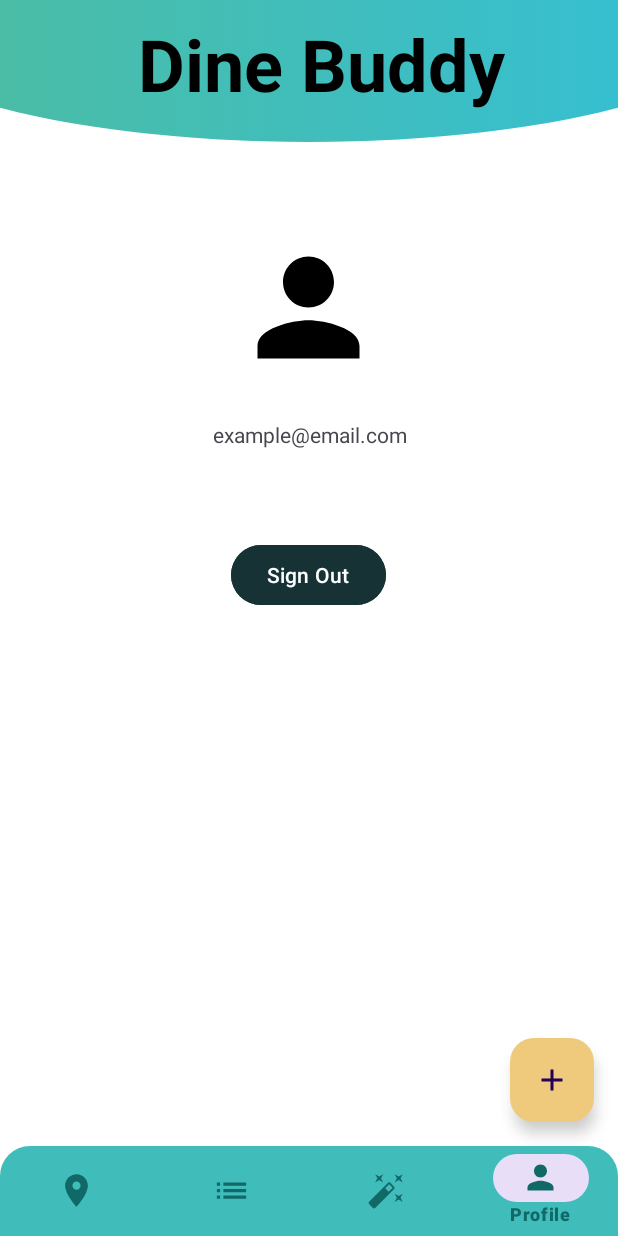
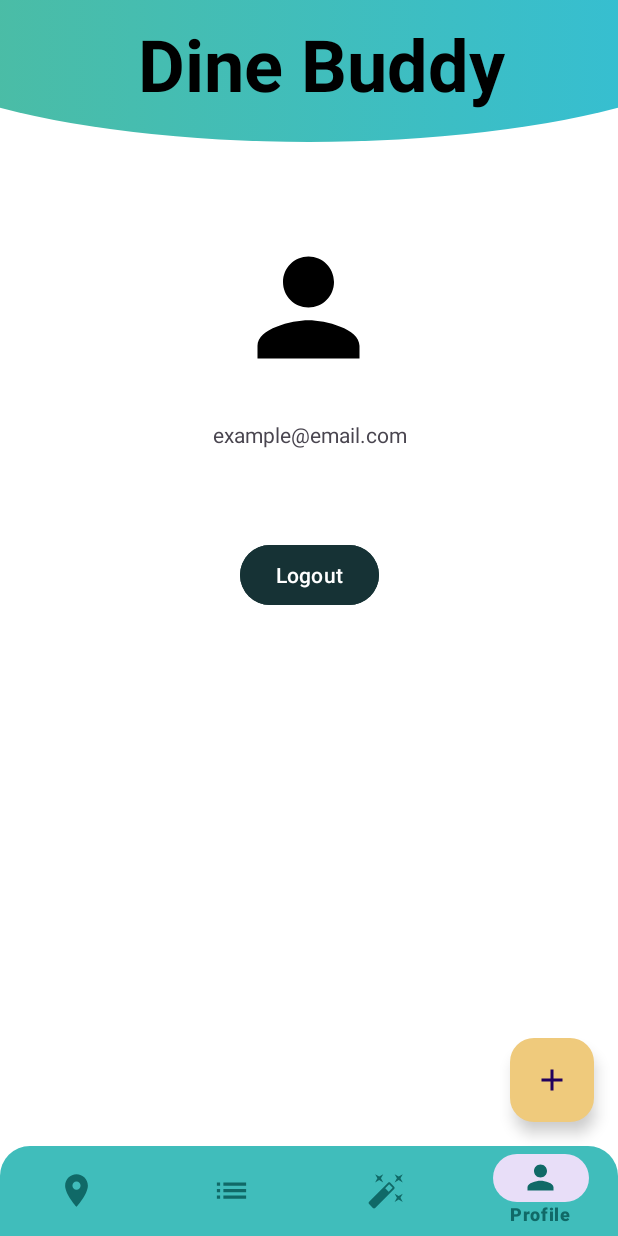
Before and after one commit to kaitlynnchan/food-map, an Android app built with Jetpack Compose: the MainActivity screen opened directly, with no data from a screen before it, item 4 of the bottom bar chosen, on a phone screen of 412 x 824 dp. Run offline under Robolectric (Android 15) with nearby library versions, the phone set to English and light mode, and no system bars; libraries missing offline, so code that uses them is left out: com.auth0.android; 1 statement that could not run was skipped.

Commit message:
Logout working
- on success logs user out and starts login
  activity

```diff
--- a/app/src/main/java/com/foodmap/ui/MainActivity.java
+++ b/app/src/main/java/com/foodmap/ui/MainActivity.java
@@ -1,28 +1,19 @@
 package com.foodmap.ui;
 
-import android.content.Intent;
 import android.os.Bundle;
-import android.widget.Button;
 
-import androidx.annotation.NonNull;
 import androidx.appcompat.app.AppCompatActivity;
 
-import com.auth0.android.Auth0;
-import com.auth0.android.authentication.AuthenticationException;
-import com.auth0.android.callback.Callback;
-import com.auth0.android.provider.WebAuthProvider;
 import com.foodmap.databinding.ActivityMainBinding;
 
 import com.foodmap.R;
 import com.foodmap.ui.main.ListFragment;
 import com.foodmap.ui.main.MapsFragment;
 import com.foodmap.ui.main.ProfileFragment;
-import com.google.android.material.bottomnavigation.BottomNavigationView;
 
 public class MainActivity extends AppCompatActivity {
 
     private ActivityMainBinding binding;
-    private Auth0 account;
 
     @Override
     protected void onCreate(Bundle savedInstanceState) {
@@ -31,12 +22,12 @@ public class MainActivity extends AppCompatActivity {
         binding = ActivityMainBinding.inflate(getLayoutInflater());
         setContentView(binding.getRoot());
 
+        // connect bottom navigation
         MapsFragment mapsFragment = new MapsFragment();
         ListFragment listFragment = new ListFragment();
         ProfileFragment profileFragment = new ProfileFragment();
 
-        BottomNavigationView navView = findViewById(R.id.bottomNavigationView);
-        navView.setOnItemSelectedListener(menuItem -> {
+        binding.bottomNavigationView.setOnItemSelectedListener(menuItem -> {
             switch (menuItem.getItemId()){
                 case (R.id.location):
                     getSupportFragmentManager()
@@ -59,27 +50,6 @@ public class MainActivity extends AppCompatActivity {
             }
             return false;
         });
-
-//        account = new Auth0(this);
-//        Button logoutBtn = findViewById(R.id.signoutBtn);
-//        logoutBtn.setOnClickListener(v -> {
-//            WebAuthProvider
-//                    .logout(account)
-//                    .withScheme(getString(R.string.com_auth0_scheme))
-//                    .start(this, new Callback<Void, AuthenticationException>() {
-//
-//                        @Override
-//                        public void onSuccess(Void result) {
-//                            // close main activity
-//                            MainActivity.this.finish();
-//                        }
-//
-//                        @Override
-//                        public void onFailure(@NonNull AuthenticationException e) {
-//                            System.out.println("Exception error: " + e.getMessage());
-//                        }
-//                    });
-//        });
     }
 
 }
--- a/app/src/main/java/com/foodmap/ui/main/ProfileFragment.java
+++ b/app/src/main/java/com/foodmap/ui/main/ProfileFragment.java
@@ -1,14 +1,22 @@
 package com.foodmap.ui.main;
 
+import android.content.Intent;
 import android.os.Bundle;
 
+import androidx.annotation.NonNull;
 import androidx.fragment.app.Fragment;
 
 import android.view.LayoutInflater;
 import android.view.View;
 import android.view.ViewGroup;
+import android.widget.Button;
 
+import com.auth0.android.Auth0;
+import com.auth0.android.authentication.AuthenticationException;
+import com.auth0.android.callback.Callback;
+import com.auth0.android.provider.WebAuthProvider;
 import com.foodmap.R;
+import com.foodmap.ui.LoginActivity;
 
 /**
  * A simple {@link Fragment} subclass.
@@ -17,15 +25,14 @@ import com.foodmap.R;
  */
 public class ProfileFragment extends Fragment {
 
+    private Auth0 account;
+
     public ProfileFragment() {
         // Required empty public constructor
     }
 
-    public static ProfileFragment newInstance(String param1, String param2) {
-        ProfileFragment fragment = new ProfileFragment();
-        Bundle args = new Bundle();
-        fragment.setArguments(args);
-        return fragment;
+    public static ProfileFragment newInstance() {
+        return new ProfileFragment();
     }
 
     @Override
@@ -39,6 +46,35 @@ public class ProfileFragment extends Fragment {
     public View onCreateView(LayoutInflater inflater, ViewGroup container,
                              Bundle savedInstanceState) {
         // Inflate the layout for this fragment
-        return inflater.inflate(R.layout.fragment_profile, container, false);
+        View view = inflater.inflate(R.layout.fragment_profile, container, false);
+
+        account = new Auth0(
+                getString(R.string.com_auth0_client_id),
+                getString(R.string.com_auth0_domain)
+        );
+        Button logoutBtn = view.findViewById(R.id.logoutBtn);
+        logoutBtn.setOnClickListener(v -> logout());
+        return view;
+    }
+
+    private void logout(){
+        WebAuthProvider
+            .logout(account)
+            .withScheme(getString(R.string.com_auth0_scheme))
+            .start(getView().getContext(), new Callback<Void, AuthenticationException>() {
+
+                @Override
+                public void onSuccess(Void result) {
+                    // close main activity
+                    Intent intent = new Intent(getActivity(), LoginActivity.class);
+                    startActivity(intent);
+                    getActivity().finish();
+                }
+
+                @Override
+                public void onFailure(@NonNull AuthenticationException e) {
+                    System.out.println("Exception error: " + e.getMessage());
+                }
+            });
     }
 }
--- a/app/src/main/res/layout/fragment_profile.xml
+++ b/app/src/main/res/layout/fragment_profile.xml
@@ -30,12 +30,12 @@
         app:layout_constraintTop_toBottomOf="@+id/profileImg" />
 
     <Button
-        android:id="@+id/signoutBtn"
+        android:id="@+id/logoutBtn"
         android:layout_width="wrap_content"
         android:layout_height="wrap_content"
         android:layout_marginTop="60dp"
         android:backgroundTint="@color/dark_green"
-        android:text="Sign Out"
+        android:text="Logout"
         android:textColor="#FFFFFF"
         app:layout_constraintEnd_toEndOf="@+id/profileImg"
         app:layout_constraintHorizontal_bias="0.526"
```
